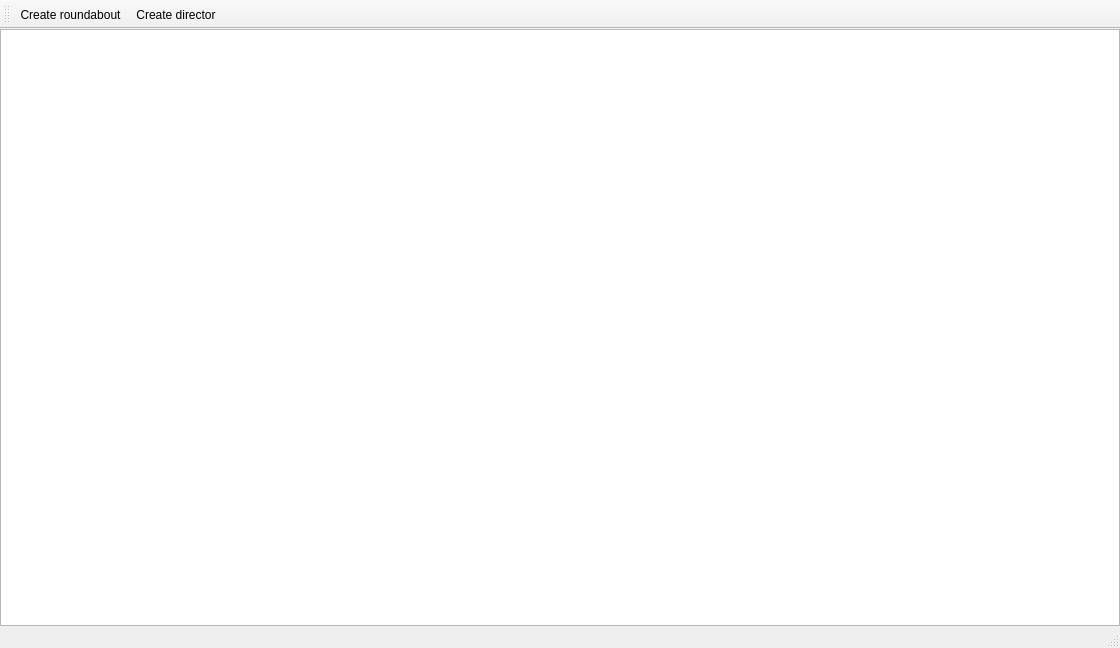
Above: roundabout.ui from elektrokokke/Roundabout before the change. Below: the same form after it.
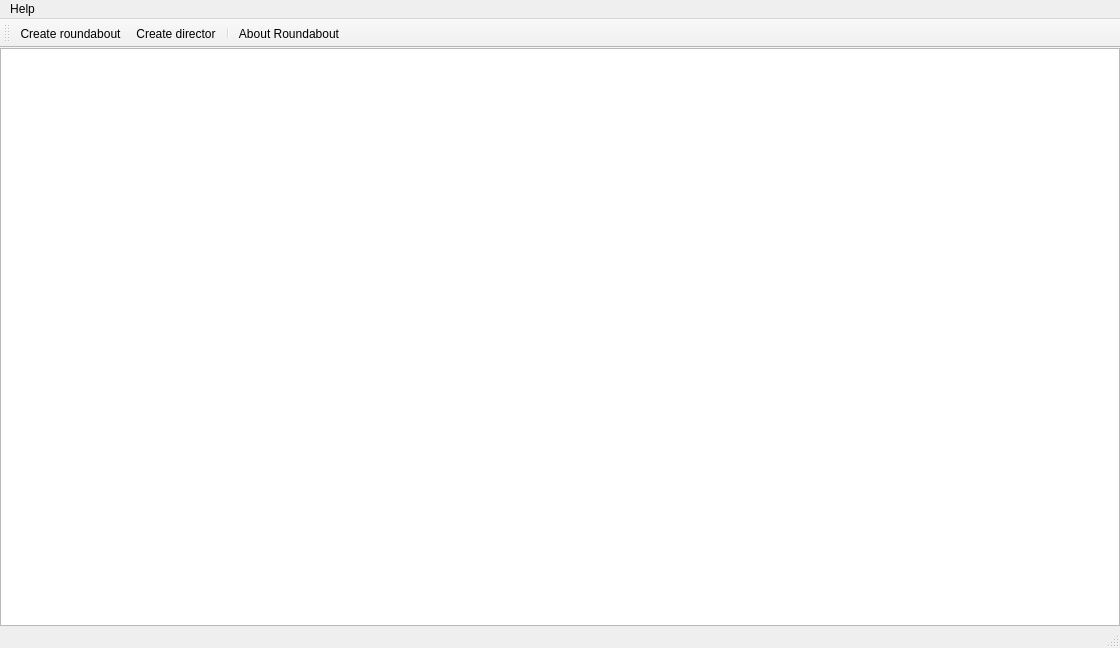
That is the form after the change. Icons and pictures are not drawn.

```diff
--- a/roundabout.ui
+++ b/roundabout.ui
@@ -48,6 +48,13 @@
      <height>21</height>
     </rect>
    </property>
+   <widget class="QMenu" name="menuHelp">
+    <property name="title">
+     <string>Help</string>
+    </property>
+    <addaction name="actionAbout"/>
+   </widget>
+   <addaction name="menuHelp"/>
   </widget>
   <widget class="QToolBar" name="mainToolBar">
    <property name="sizePolicy">
@@ -79,6 +86,8 @@
    </attribute>
    <addaction name="actionCreate_roundabout"/>
    <addaction name="actionCreate_conductor"/>
+   <addaction name="separator"/>
+   <addaction name="actionAbout"/>
   </widget>
   <widget class="QStatusBar" name="statusBar"/>
   <action name="actionCreate_conductor">
@@ -99,6 +108,15 @@
     <string>Create roundabout</string>
    </property>
   </action>
+  <action name="actionAbout">
+   <property name="icon">
+    <iconset resource="roundabout.qrc">
+     <normaloff>:/png/images/smiling_alien_32x32.png</normaloff>:/png/images/smiling_alien_32x32.png</iconset>
+   </property>
+   <property name="text">
+    <string>About Roundabout</string>
+   </property>
+  </action>
  </widget>
  <layoutdefault spacing="6" margin="11"/>
  <resources>
```
Left out of the diff: 4 changed lines with no effect on the pictures.
